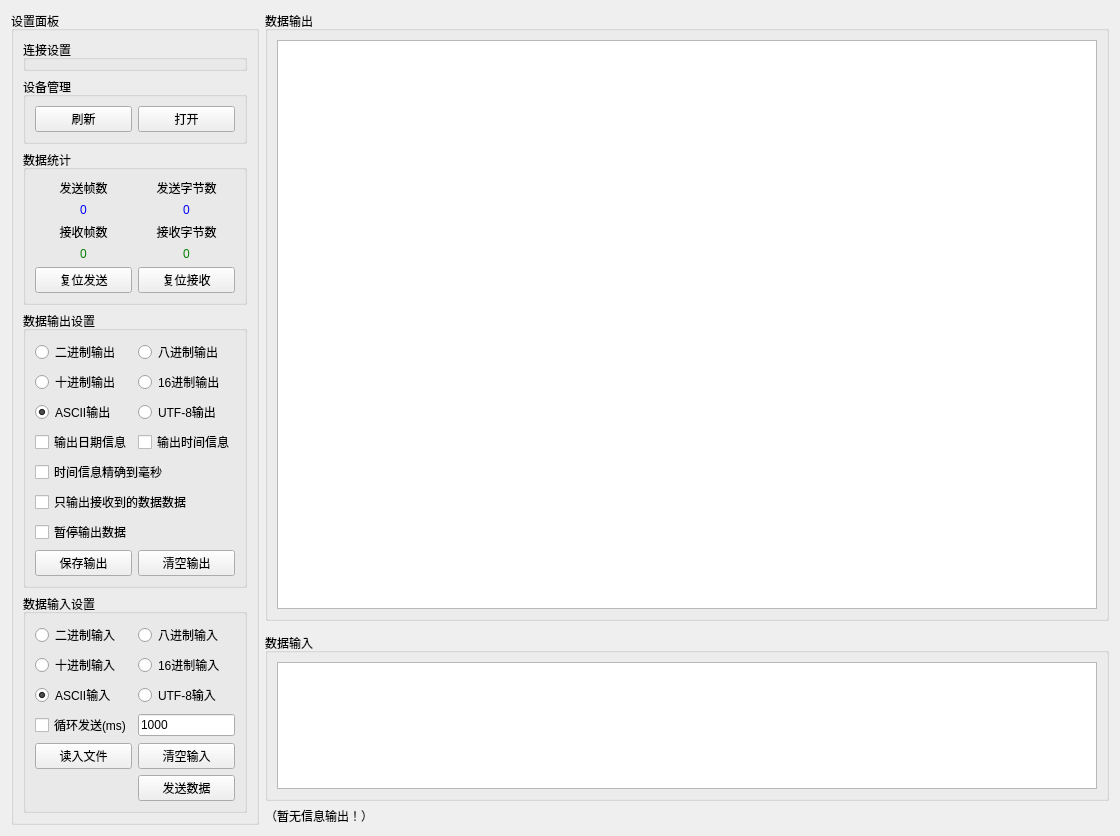
Above: src/comment/SAKIODeviceWidget.ui from x-tools-author/x-tools before the change. Below: the same form after it.
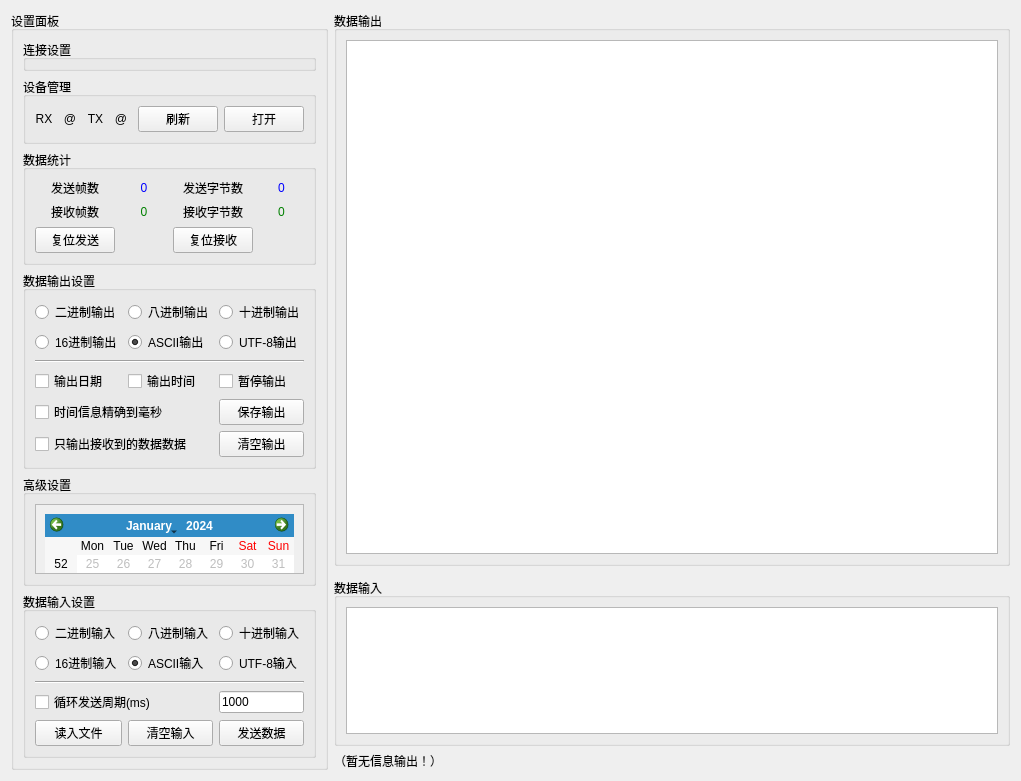
That is the form after the change.

The edit to the form file:
```diff
--- a/src/comment/SAKIODeviceWidget.ui
+++ b/src/comment/SAKIODeviceWidget.ui
@@ -6,36 +6,18 @@
    <rect>
     <x>0</x>
     <y>0</y>
-    <width>1120</width>
-    <height>659</height>
+    <width>1021</width>
+    <height>763</height>
    </rect>
   </property>
   <property name="windowTitle">
    <string>Form</string>
   </property>
   <layout class="QGridLayout" name="gridLayout">
-   <item row="2" column="1">
-    <widget class="QGroupBox" name="groupBox_3">
-     <property name="maximumSize">
-      <size>
-       <width>16777215</width>
-       <height>168</height>
-      </size>
-     </property>
-     <property name="title">
-      <string>数据输入</string>
-     </property>
-     <layout class="QGridLayout" name="gridLayout_4">
-      <item row="0" column="0">
-       <widget class="QTextEdit" name="textEditInputData"/>
-      </item>
-     </layout>
-    </widget>
-   </item>
    <item row="3" column="1">
     <widget class="QLabel" name="labelOutput">
      <property name="sizePolicy">
-      <sizepolicy hsizetype="Expanding" vsizetype="Fixed">
+      <sizepolicy hsizetype="Preferred" vsizetype="Fixed">
        <horstretch>0</horstretch>
        <verstretch>0</verstretch>
       </sizepolicy>
@@ -48,7 +30,7 @@
    <item row="0" column="0" rowspan="4">
     <widget class="QGroupBox" name="groupBox_2">
      <property name="sizePolicy">
-      <sizepolicy hsizetype="Preferred" vsizetype="Preferred">
+      <sizepolicy hsizetype="Maximum" vsizetype="Preferred">
        <horstretch>0</horstretch>
        <verstretch>0</verstretch>
       </sizepolicy>
@@ -61,7 +43,7 @@
      </property>
      <property name="maximumSize">
       <size>
-       <width>250</width>
+       <width>370</width>
        <height>16777215</height>
       </size>
      </property>
@@ -94,20 +76,77 @@
          <string>设备管理</string>
         </property>
         <layout class="QGridLayout" name="gridLayout_7">
-         <item row="0" column="0">
+         <item row="0" column="4">
           <widget class="QPushButton" name="pushButtonRefresh">
            <property name="text">
             <string>刷新</string>
            </property>
           </widget>
          </item>
-         <item row="0" column="1">
+         <item row="0" column="5">
           <widget class="QPushButton" name="pushButtonOpen">
            <property name="text">
             <string>打开</string>
            </property>
           </widget>
          </item>
+         <item row="0" column="0">
+          <widget class="QLabel" name="label">
+           <property name="text">
+            <string>RX</string>
+           </property>
+           <property name="alignment">
+            <set>Qt::AlignCenter</set>
+           </property>
+          </widget>
+         </item>
+         <item row="0" column="2">
+          <widget class="QLabel" name="label_5">
+           <property name="text">
+            <string>TX</string>
+           </property>
+           <property name="alignment">
+            <set>Qt::AlignCenter</set>
+           </property>
+          </widget>
+         </item>
+         <item row="0" column="1">
+          <widget class="QLabel" name="labelRX">
+           <property name="minimumSize">
+            <size>
+             <width>22</width>
+             <height>22</height>
+            </size>
+           </property>
+           <property name="font">
+            <font>
+             <pointsize>9</pointsize>
+            </font>
+           </property>
+           <property name="text">
+            <string>@</string>
+           </property>
+           <property name="alignment">
+            <set>Qt::AlignCenter</set>
+           </property>
+          </widget>
+         </item>
+         <item row="0" column="3">
+          <widget class="QLabel" name="labelTX">
+           <property name="minimumSize">
+            <size>
+             <width>22</width>
+             <height>22</height>
+            </size>
+           </property>
+           <property name="text">
+            <string>@</string>
+           </property>
+           <property name="alignment">
+            <set>Qt::AlignCenter</set>
+           </property>
+          </widget>
+         </item>
         </layout>
        </widget>
       </item>
@@ -123,7 +162,51 @@
          <string>数据统计</string>
         </property>
         <layout class="QGridLayout" name="gridLayout_5">
-         <item row="2" column="1">
+         <item row="0" column="2">
+          <widget class="QLabel" name="label_3">
+           <property name="text">
+            <string>发送字节数</string>
+           </property>
+           <property name="alignment">
+            <set>Qt::AlignCenter</set>
+           </property>
+          </widget>
+         </item>
+         <item row="0" column="0">
+          <widget class="QLabel" name="label_2">
+           <property name="text">
+            <string>发送帧数</string>
+           </property>
+           <property name="alignment">
+            <set>Qt::AlignCenter</set>
+           </property>
+          </widget>
+         </item>
+         <item row="2" column="0">
+          <widget class="QLabel" name="label_1">
+           <property name="text">
+            <string>接收帧数</string>
+           </property>
+           <property name="alignment">
+            <set>Qt::AlignCenter</set>
+           </property>
+          </widget>
+         </item>
+         <item row="4" column="0">
+          <widget class="QPushButton" name="pushButtonResetSendDataCount">
+           <property name="text">
+            <string>复位发送</string>
+           </property>
+          </widget>
+         </item>
+         <item row="4" column="2">
+          <widget class="QPushButton" name="pushButtonResetReceiveDataCount">
+           <property name="text">
+            <string>复位接收</string>
+           </property>
+          </widget>
+         </item>
+         <item row="2" column="2">
           <widget class="QLabel" name="label_7">
            <property name="text">
             <string>接收字节数</string>
@@ -133,11 +216,26 @@
            </property>
           </widget>
          </item>
-         <item row="1" column="1">
+         <item row="0" column="1">
+          <widget class="QLabel" name="labelSendFrames">
+           <property name="styleSheet">
+            <string notr="true">QLabel#labelSendFrames{
+    color:blue
+}</string>
+           </property>
+           <property name="text">
+            <string>0</string>
+           </property>
+           <property name="alignment">
+            <set>Qt::AlignCenter</set>
+           </property>
+          </widget>
+         </item>
+         <item row="0" column="3">
           <widget class="QLabel" name="labelSendBytes">
            <property name="styleSheet">
             <string notr="true">QLabel#labelSendBytes{
-	color:blue
+    color:blue
 }</string>
            </property>
            <property name="text">
@@ -148,21 +246,11 @@
            </property>
           </widget>
          </item>
-         <item row="2" column="0">
-          <widget class="QLabel" name="label_1">
-           <property name="text">
-            <string>接收帧数</string>
-           </property>
-           <property name="alignment">
-            <set>Qt::AlignCenter</set>
-           </property>
-          </widget>
-         </item>
-         <item row="3" column="0">
+         <item row="2" column="1">
           <widget class="QLabel" name="labelReceiveFrames">
            <property name="styleSheet">
             <string notr="true">QLabel#labelReceiveFrames{
-	color:green
+    color:green
 }</string>
            </property>
            <property name="text">
@@ -173,46 +261,11 @@
            </property>
           </widget>
          </item>
-         <item row="0" column="0">
-          <widget class="QLabel" name="label_2">
-           <property name="text">
-            <string>发送帧数</string>
-           </property>
-           <property name="alignment">
-            <set>Qt::AlignCenter</set>
-           </property>
-          </widget>
-         </item>
-         <item row="0" column="1">
-          <widget class="QLabel" name="label_3">
-           <property name="text">
-            <string>发送字节数</string>
-           </property>
-           <property name="alignment">
-            <set>Qt::AlignCenter</set>
-           </property>
-          </widget>
-         </item>
-         <item row="1" column="0">
-          <widget class="QLabel" name="labelSendFrames">
-           <property name="styleSheet">
-            <string notr="true">QLabel#labelSendFrames{
-	color:blue
-}</string>
-           </property>
-           <property name="text">
-            <string>0</string>
-           </property>
-           <property name="alignment">
-            <set>Qt::AlignCenter</set>
-           </property>
-          </widget>
-         </item>
-         <item row="3" column="1">
+         <item row="2" column="3">
           <widget class="QLabel" name="labelReceiveBytes">
            <property name="styleSheet">
             <string notr="true">QLabel#labelReceiveBytes{
-	color:green
+    color:green
 }</string>
            </property>
            <property name="text">
@@ -223,20 +276,6 @@
            </property>
           </widget>
          </item>
-         <item row="4" column="0">
-          <widget class="QPushButton" name="pushButtonResetSendDataCount">
-           <property name="text">
-            <string>复位发送</string>
-           </property>
-          </widget>
-         </item>
-         <item row="4" column="1">
-          <widget class="QPushButton" name="pushButtonResetReceiveDataCount">
-           <property name="text">
-            <string>复位接收</string>
-           </property>
-          </widget>
-         </item>
         </layout>
        </widget>
       </item>
@@ -252,34 +291,6 @@
          <string>数据输出设置</string>
         </property>
         <layout class="QGridLayout" name="gridLayout_2">
-         <item row="4" column="1">
-          <widget class="QRadioButton" name="radioButtonUtf8Output">
-           <property name="text">
-            <string>UTF-8输出</string>
-           </property>
-          </widget>
-         </item>
-         <item row="6" column="0">
-          <widget class="QCheckBox" name="checkBoxOutputDate">
-           <property name="text">
-            <string>输出日期信息</string>
-           </property>
-          </widget>
-         </item>
-         <item row="9" column="0" colspan="2">
-          <widget class="QCheckBox" name="checkBoxOutputReceiveDataOnly">
-           <property name="text">
-            <string>只输出接收到的数据数据</string>
-           </property>
-          </widget>
-         </item>
-         <item row="11" column="1">
-          <widget class="QPushButton" name="pushButtonClearOutput">
-           <property name="text">
-            <string>清空输出</string>
-           </property>
-          </widget>
-         </item>
          <item row="8" column="0" colspan="2">
           <widget class="QCheckBox" name="checkBoxOutputMS">
            <property name="text">
@@ -293,20 +304,6 @@
            </property>
           </widget>
          </item>
-         <item row="2" column="0">
-          <widget class="QRadioButton" name="radioButtonDecOutput">
-           <property name="text">
-            <string>十进制输出</string>
-           </property>
-          </widget>
-         </item>
-         <item row="2" column="1">
-          <widget class="QRadioButton" name="radioButtonHexOutput">
-           <property name="text">
-            <string>16进制输出</string>
-           </property>
-          </widget>
-         </item>
          <item row="0" column="1">
           <widget class="QRadioButton" name="radioButtonOctOutput">
            <property name="text">
@@ -314,13 +311,10 @@
            </property>
           </widget>
          </item>
-         <item row="4" column="0">
-          <widget class="QRadioButton" name="radioButtonAsciiOutput">
+         <item row="9" column="0" colspan="2">
+          <widget class="QCheckBox" name="checkBoxOutputReceiveDataOnly">
            <property name="text">
-            <string>ASCII输出</string>
-           </property>
-           <property name="checked">
-            <bool>true</bool>
+            <string>只输出接收到的数据数据</string>
            </property>
           </widget>
          </item>
@@ -331,55 +325,138 @@
            </property>
           </widget>
          </item>
-         <item row="11" column="0">
+         <item row="0" column="2">
+          <widget class="QRadioButton" name="radioButtonDecOutput">
+           <property name="text">
+            <string>十进制输出</string>
+           </property>
+          </widget>
+         </item>
+         <item row="1" column="2">
+          <widget class="QRadioButton" name="radioButtonUtf8Output">
+           <property name="text">
+            <string>UTF-8输出</string>
+           </property>
+          </widget>
+         </item>
+         <item row="1" column="1">
+          <widget class="QRadioButton" name="radioButtonAsciiOutput">
+           <property name="text">
+            <string>ASCII输出</string>
+           </property>
+           <property name="checked">
+            <bool>true</bool>
+           </property>
+          </widget>
+         </item>
+         <item row="1" column="0">
+          <widget class="QRadioButton" name="radioButtonHexOutput">
+           <property name="text">
+            <string>16进制输出</string>
+           </property>
+          </widget>
+         </item>
+         <item row="6" column="0">
+          <widget class="QCheckBox" name="checkBoxOutputDate">
+           <property name="text">
+            <string>输出日期</string>
+           </property>
+          </widget>
+         </item>
+         <item row="6" column="1">
+          <widget class="QCheckBox" name="checkBoxOutputTime">
+           <property name="text">
+            <string>输出时间</string>
+           </property>
+          </widget>
+         </item>
+         <item row="6" column="2">
+          <widget class="QCheckBox" name="checkBoxPause">
+           <property name="text">
+            <string>暂停输出</string>
+           </property>
+          </widget>
+         </item>
+         <item row="8" column="2">
           <widget class="QPushButton" name="pushButtonSaveOutput">
            <property name="text">
             <string>保存输出</string>
            </property>
           </widget>
          </item>
-         <item row="10" column="0" colspan="2">
-          <widget class="QCheckBox" name="checkBoxPause">
+         <item row="9" column="2">
+          <widget class="QPushButton" name="pushButtonClearOutput">
            <property name="text">
-            <string>暂停输出数据</string>
+            <string>清空输出</string>
            </property>
           </widget>
          </item>
-         <item row="6" column="1">
-          <widget class="QCheckBox" name="checkBoxOutputTime">
-           <property name="text">
-            <string>输出时间信息</string>
+         <item row="2" column="0" rowspan="2" colspan="3">
+          <widget class="Line" name="line">
+           <property name="orientation">
+            <enum>Qt::Horizontal</enum>
            </property>
           </widget>
          </item>
         </layout>
         <zorder>radioButtonBinOutput</zorder>
-        <zorder>radioButtonDecOutput</zorder>
-        <zorder>radioButtonAsciiOutput</zorder>
         <zorder>checkBoxOutputDate</zorder>
         <zorder>checkBoxOutputMS</zorder>
         <zorder>checkBoxOutputReceiveDataOnly</zorder>
         <zorder>radioButtonOctOutput</zorder>
+        <zorder>radioButtonDecOutput</zorder>
         <zorder>radioButtonHexOutput</zorder>
+        <zorder>radioButtonAsciiOutput</zorder>
         <zorder>radioButtonUtf8Output</zorder>
+        <zorder>checkBoxOutputTime</zorder>
+        <zorder>checkBoxPause</zorder>
         <zorder>pushButtonSaveOutput</zorder>
         <zorder>pushButtonClearOutput</zorder>
-        <zorder>checkBoxPause</zorder>
-        <zorder>checkBoxOutputTime</zorder>
+        <zorder>line</zorder>
        </widget>
       </item>
       <item>
-       <spacer name="verticalSpacer">
-        <property name="orientation">
-         <enum>Qt::Vertical</enum>
+       <widget class="QGroupBox" name="groupBox_8">
+        <property name="sizePolicy">
+         <sizepolicy hsizetype="Preferred" vsizetype="Expanding">
+          <horstretch>0</horstretch>
+          <verstretch>0</verstretch>
+         </sizepolicy>
         </property>
-        <property name="sizeHint" stdset="0">
-         <size>
-          <width>20</width>
-          <height>40</height>
-         </size>
+        <property name="title">
+         <string>高级设置</string>
         </property>
-       </spacer>
+        <layout class="QVBoxLayout" name="verticalLayout_2">
+         <item>
+          <widget class="QScrollArea" name="scrollArea">
+           <property name="verticalScrollBarPolicy">
+            <enum>Qt::ScrollBarAlwaysOff</enum>
+           </property>
+           <property name="horizontalScrollBarPolicy">
+            <enum>Qt::ScrollBarAlwaysOff</enum>
+           </property>
+           <property name="widgetResizable">
+            <bool>true</bool>
+           </property>
+           <widget class="QWidget" name="scrollAreaWidgetContents">
+            <property name="geometry">
+             <rect>
+              <x>0</x>
+              <y>0</y>
+              <width>266</width>
+              <height>215</height>
+             </rect>
+            </property>
+            <layout class="QVBoxLayout" name="verticalLayout_3">
+             <item>
+              <widget class="QCalendarWidget" name="calendarWidget"/>
+             </item>
+            </layout>
+           </widget>
+          </widget>
+         </item>
+        </layout>
+       </widget>
       </item>
       <item>
        <widget class="QGroupBox" name="groupBox_5">
@@ -394,6 +471,20 @@
            </property>
           </widget>
          </item>
+         <item row="0" column="0">
+          <widget class="QRadioButton" name="radioButtonBinInput">
+           <property name="text">
+            <string>二进制输入</string>
+           </property>
+          </widget>
+         </item>
+         <item row="0" column="1">
+          <widget class="QRadioButton" name="radioButtonOctInput">
+           <property name="text">
+            <string>八进制输入</string>
+           </property>
+          </widget>
+         </item>
          <item row="5" column="1">
           <widget class="QPushButton" name="pushButtonClearInput">
            <property name="text">
@@ -401,42 +492,21 @@
            </property>
           </widget>
          </item>
-         <item row="1" column="1">
-          <widget class="QRadioButton" name="radioButtonHexInput">
-           <property name="text">
-            <string>16进制输入</string>
-           </property>
-          </widget>
-         </item>
-         <item row="1" column="0">
+         <item row="0" column="2">
           <widget class="QRadioButton" name="radioButtonDecInput">
            <property name="text">
             <string>十进制输入</string>
            </property>
           </widget>
          </item>
-         <item row="0" column="0">
-          <widget class="QRadioButton" name="radioButtonBinInput">
+         <item row="1" column="0">
+          <widget class="QRadioButton" name="radioButtonHexInput">
            <property name="text">
-            <string>二进制输入</string>
+            <string>16进制输入</string>
            </property>
           </widget>
          </item>
-         <item row="0" column="1">
-          <widget class="QRadioButton" name="radioButtonOctInput">
-           <property name="text">
-            <string>八进制输入</string>
-           </property>
-          </widget>
-         </item>
-         <item row="4" column="0">
-          <widget class="QCheckBox" name="checkBoxCycle">
-           <property name="text">
-            <string>循环发送(ms)</string>
-           </property>
-          </widget>
-         </item>
-         <item row="2" column="0">
+         <item row="1" column="1">
           <widget class="QRadioButton" name="radioButtonAsciiInput">
            <property name="text">
             <string>ASCII输入</string>
@@ -446,14 +516,14 @@
            </property>
           </widget>
          </item>
-         <item row="2" column="1">
+         <item row="1" column="2">
           <widget class="QRadioButton" name="radioButtonUtf8Input">
            <property name="text">
             <string>UTF-8输入</string>
            </property>
           </widget>
          </item>
-         <item row="4" column="1">
+         <item row="4" column="2">
           <widget class="QLineEdit" name="lineEditCycleTime">
            <property name="sizePolicy">
             <sizepolicy hsizetype="Ignored" vsizetype="Fixed">
@@ -466,20 +536,65 @@
            </property>
           </widget>
          </item>
-         <item row="6" column="1">
+         <item row="4" column="0" colspan="2">
+          <widget class="QCheckBox" name="checkBoxCycle">
+           <property name="text">
+            <string>循环发送周期(ms)</string>
+           </property>
+          </widget>
+         </item>
+         <item row="5" column="2">
           <widget class="QPushButton" name="pushButtonSendData">
            <property name="text">
             <string>发送数据</string>
            </property>
           </widget>
          </item>
+         <item row="2" column="0" rowspan="2" colspan="3">
+          <widget class="Line" name="line_2">
+           <property name="orientation">
+            <enum>Qt::Horizontal</enum>
+           </property>
+          </widget>
+         </item>
         </layout>
        </widget>
       </item>
      </layout>
     </widget>
    </item>
-   <item row="0" column="1">
+   <item row="3" column="2">
+    <widget class="QLabel" name="labelTips">
+     <property name="sizePolicy">
+      <sizepolicy hsizetype="Expanding" vsizetype="Preferred">
+       <horstretch>0</horstretch>
+       <verstretch>0</verstretch>
+      </sizepolicy>
+     </property>
+     <property name="text">
+      <string/>
+     </property>
+    </widget>
+   </item>
+   <item row="2" column="1" colspan="2">
+    <widget class="QGroupBox" name="groupBox_3">
+     <property name="maximumSize">
+      <size>
+       <width>16777215</width>
+       <height>168</height>
+      </size>
+     </property>
+     <property name="title">
+      <string>数据输入</string>
+     </property>
+     <layout class="QGridLayout" name="gridLayout_4">
+      <item row="0" column="0">
+       <widget class="QTextEdit" name="textEditInputData"/>
+      </item>
+     </layout>
+    </widget>
+   </item>
+   <item row="0" column="1" colspan="2">
     <widget class="QGroupBox" name="groupBox">
      <property name="title">
       <string>数据输出</string>
```
